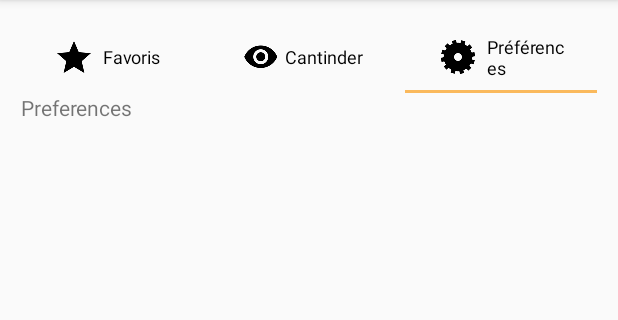
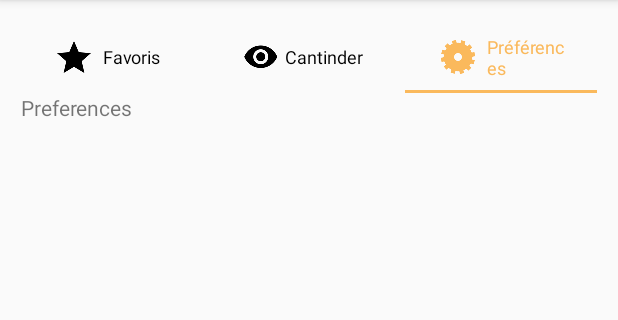
Before and after one commit to Hexabinome/salade_tomate_oignon, an Android app: the screen it shows after launch (MainActivity), tab 3 chosen, on a phone screen of 412 x 824 dp, the part 84-404 px from its top. Run offline under Robolectric (Android 15) with nearby library versions, the phone set to English and light mode, and no system bars.

Commit message:
Change color tab when it's selected

```diff
--- a/app/src/main/java/com/hexabinome/saladetomateoignon/MainActivity.java
+++ b/app/src/main/java/com/hexabinome/saladetomateoignon/MainActivity.java
@@ -1,10 +1,15 @@
 package com.hexabinome.saladetomateoignon;
 
+import android.graphics.Color;
 import android.net.Uri;
 import android.support.design.widget.TabLayout;
+import android.support.v4.content.ContextCompat;
 import android.support.v4.view.ViewPager;
 import android.support.v7.app.AppCompatActivity;
 import android.os.Bundle;
+import android.view.View;
+import android.widget.ImageView;
+import android.widget.TextView;
 
 import com.hexabinome.saladetomateoignon.fragment.cantinder.CantinderFragment;
 import com.hexabinome.saladetomateoignon.fragment.CustomFragmentPagerAdapter;
@@ -12,8 +17,10 @@ import com.hexabinome.saladetomateoignon.fragment.favoris.FavorisFragment;
 import com.hexabinome.saladetomateoignon.fragment.preferences.PreferencesFragment;
 
 
-
-public class MainActivity extends AppCompatActivity implements CantinderFragment.OnCantinderFragmentInteractionListener, FavorisFragment.OnFavorisFragmentInteractionListener,PreferencesFragment.OnPreferencesFragmentInteractionListener {
+public class MainActivity extends AppCompatActivity implements
+        CantinderFragment.OnCantinderFragmentInteractionListener,
+        FavorisFragment.OnFavorisFragmentInteractionListener,
+        PreferencesFragment.OnPreferencesFragmentInteractionListener, TabLayout.OnTabSelectedListener {
 
     private TabLayout tabLayout;
     private ViewPager viewPager;
@@ -25,19 +32,21 @@ public class MainActivity extends AppCompatActivity implements CantinderFragment
         super.onCreate(savedInstanceState);
         setContentView(R.layout.activity_main);
 
-         // Get the ViewPager and set it's PagerAdapter so that it can display items
+        // Get the ViewPager and set it's PagerAdapter so that it can display items
         viewPager = (ViewPager) findViewById(R.id.viewpager);
         CustomFragmentPagerAdapter customFragmentPagerAdapter = new CustomFragmentPagerAdapter(getSupportFragmentManager(), MainActivity.this);
         viewPager.setAdapter(customFragmentPagerAdapter);
 
         // Give the TabLayout the ViewPager
-         tabLayout = (TabLayout) findViewById(R.id.sliding_tabs);
+        tabLayout = (TabLayout) findViewById(R.id.sliding_tabs);
         tabLayout.setupWithViewPager(viewPager);
+        tabLayout.setOnTabSelectedListener(this);
 
         // Iterate over all tabs and set the custom view
         for (int i = 0; i < tabLayout.getTabCount(); i++) {
             TabLayout.Tab tab = tabLayout.getTabAt(i);
-            tab.setCustomView(customFragmentPagerAdapter.getTabView(i));
+            if (tab != null)
+                tab.setCustomView(customFragmentPagerAdapter.getTabView(i));
         }
 
     }
@@ -45,7 +54,7 @@ public class MainActivity extends AppCompatActivity implements CantinderFragment
     @Override
     protected void onSaveInstanceState(Bundle outState) {
         super.onSaveInstanceState(outState);
-        outState.putInt(POSITION,tabLayout.getSelectedTabPosition());
+        outState.putInt(POSITION, tabLayout.getSelectedTabPosition());
     }
 
     @Override
@@ -68,4 +77,35 @@ public class MainActivity extends AppCompatActivity implements CantinderFragment
     public void onPreferencesFragmentInteraction(Uri uri) {
 
     }
+
+    @Override
+    public void onTabSelected(TabLayout.Tab tab) {
+        View view = tab.getCustomView();
+        if(view != null){
+            TextView textView = (TextView) view.findViewById(R.id.tabName);
+            textView.setTextColor(ContextCompat.getColor(this,R.color.colorPrimary));
+
+            ImageView imageView = (ImageView) view.findViewById(R.id.tab_image);
+            imageView.setColorFilter(ContextCompat.getColor(this,R.color.colorPrimary));
+
+        }
+    }
+
+    @Override
+    public void onTabUnselected(TabLayout.Tab tab) {
+        View view = tab.getCustomView();
+        if(view != null){
+            TextView textView = (TextView) view.findViewById(R.id.tabName);
+            textView.setTextColor(Color.BLACK);
+
+            ImageView imageView = (ImageView) view.findViewById(R.id.tab_image);
+            imageView.clearColorFilter();
+
+        }
+    }
+
+    @Override
+    public void onTabReselected(TabLayout.Tab tab) {
+
+    }
 }
--- a/app/src/main/java/com/hexabinome/saladetomateoignon/fragment/CustomFragmentPagerAdapter.java
+++ b/app/src/main/java/com/hexabinome/saladetomateoignon/fragment/CustomFragmentPagerAdapter.java
@@ -57,7 +57,7 @@ public class CustomFragmentPagerAdapter extends FragmentPagerAdapter {
         View v = LayoutInflater.from(context).inflate(R.layout.custom_tab, null);
         TextView tv = (TextView) v.findViewById(R.id.tabName);
         tv.setText(tabTitles[position]);
-        ImageView img = (ImageView) v.findViewById(R.id.image);
+        ImageView img = (ImageView) v.findViewById(R.id.tab_image);
         img.setImageResource(imagesId[position]);
         return v;
     }
--- a/app/src/main/res/layout/custom_tab.xml
+++ b/app/src/main/res/layout/custom_tab.xml
@@ -6,7 +6,7 @@
     android:padding="8dp" >
 
     <ImageView
-        android:id="@+id/image"
+        android:id="@+id/tab_image"
         android:layout_width="wrap_content"
         android:layout_height="wrap_content"
         android:src="@drawable/ic_star2"
@@ -18,7 +18,7 @@
         android:layout_height="wrap_content"
         android:layout_centerVertical="true"
         android:layout_marginStart="4dp"
-        android:layout_toEndOf="@+id/image"
+        android:layout_toEndOf="@+id/tab_image"
         android:textColor="@android:color/black"
         android:textSize="12sp" />
 
```
